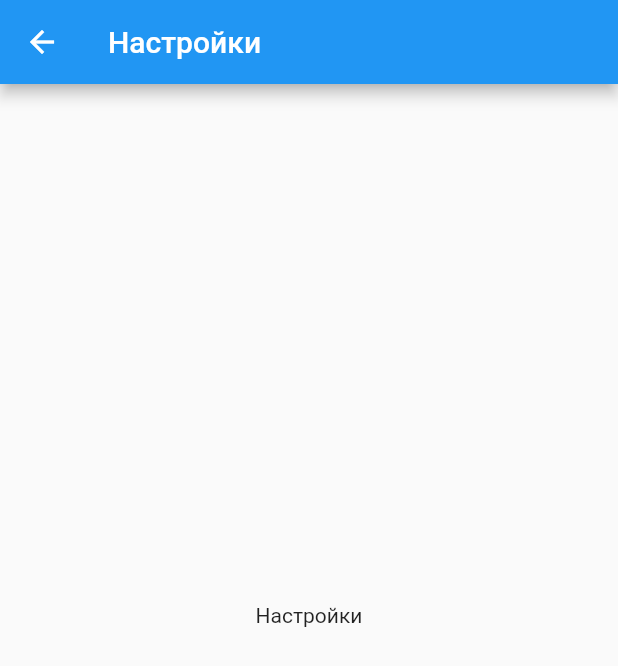
After one commit to PlugFox/archive.router, a Flutter app: the screen it shows after launch, after a tap on the "settings" icon, on a phone screen of 412 x 824 dp. The commit adds this screen. Shown: the top 666 px of the screen. Run offline on Flutter 3.47's test engine with Material 2 defaults, Android fonts, the phone set to English and light mode, and no system bars; missing offline and left inert: a package.

Commit message:
[quickfix] basic example

```diff
--- a/lib/src/common/router/configuration.dart
+++ b/lib/src/common/router/configuration.dart
@@ -1,4 +1,6 @@
 import 'package:flutter/widgets.dart';
+import 'package:l/l.dart';
+import 'package:router/src/common/router/pages.dart';
 
 /// Конфигурация состояния приложения и всех его маршрутов
 @immutable
@@ -16,18 +18,76 @@ abstract class IRouteConfiguration implements RouteInformation {
   String get location;
 
   /// Состояние конфигурации
-  /// Где ключ хэштаблицы - название страницы
+  /// Где ключ хэштаблицы - [AppPage.location] страницы
   /// А значение - хэштаблица состояния страницы
   /// См также [RouteInformation.state]
   @override
-  Map<String, Map<String, Object?>?>? get state;
+  Map<String, Object?>? get state;
+
+  /// Добавить страницу, роут приложения к конфигурации
+  /// выпустив новую конфигурацию на основании текущей
+  IRouteConfiguration add(AppPage page);
 }
 
-abstract class AppConfigurationBase implements IRouteConfiguration {
-  const AppConfigurationBase();
+/// Базовая конфигурация
+abstract class RouteConfigurationBase implements IRouteConfiguration {
+  const RouteConfigurationBase();
+
+  @override
+  bool get isRoot => previous != null;
+
+  @override
+  IRouteConfiguration? get previous {
+    IRouteConfiguration? getPrevious() {
+      if (location == '/' || location.isEmpty) return null;
+      try {
+        final uri = Uri.parse(location);
+        final pathSegments = uri.pathSegments;
+        if (pathSegments.length == 1) {
+          return const HomeRouteConfiguration();
+        }
+        final newLocation = pathSegments.sublist(0, pathSegments.length - 1).join('/');
+        final newState = state;
+        if (newState != null) {
+          newState.remove(pathSegments.last);
+        }
+        return DynamicRouteConfiguration(
+          newLocation,
+          newState,
+        );
+      } on Object {
+        return null;
+      }
+    }
+
+    final prev = getPrevious();
+    l.v6('RouteConfiguration.previous => ${prev?.location ?? '<null>'}');
+    return prev;
+  }
+
+  @override
+  IRouteConfiguration add(AppPage page) {
+    if (page.location.isEmpty) return this;
+    final arguments = page.arguments;
+    final newLocation = location.endsWith('/') ? '$location${page.location}' : '$location/${page.location}';
+    if (arguments is Map<String, Object?> || state != null) {
+      return DynamicRouteConfiguration(
+        newLocation,
+        <String, Object?>{
+          ...?state,
+          if (arguments is Object) page.location: arguments,
+        },
+      );
+    }
+    return DynamicRouteConfiguration(newLocation);
+  }
+
+  @override
+  String toString() => 'RouteConfiguration($location)';
 }
 
-class HomeRouteConfiguration extends AppConfigurationBase {
+/// Презет конфигурации домашнего, корневого роута
+class HomeRouteConfiguration extends RouteConfigurationBase {
   const HomeRouteConfiguration();
 
   @override
@@ -40,10 +100,11 @@ class HomeRouteConfiguration extends AppConfigurationBase {
   String get location => '/';
 
   @override
-  Map<String, Map<String, Object?>?>? get state => <String, Map<String, Object?>?>{};
+  Map<String, Object?>? get state => <String, Object?>{};
 }
 
-class NotFoundRouteConfiguration extends AppConfigurationBase {
+/// Конфигурация описывающая отсутсвующий контент
+class NotFoundRouteConfiguration extends RouteConfigurationBase {
   const NotFoundRouteConfiguration();
 
   @override
@@ -56,38 +117,17 @@ class NotFoundRouteConfiguration extends AppConfigurationBase {
   String get location => '/404';
 
   @override
-  Map<String, Map<String, Object?>?>? get state => <String, Map<String, Object?>?>{};
+  Map<String, Object?>? get state => <String, Object?>{};
 }
 
-class DynamicRouteConfiguration extends AppConfigurationBase {
+/// Динамическая конфигурация, получаемая путем преобразования заданных презетов
+/// или при изменении конфигурации на платформе
+class DynamicRouteConfiguration extends RouteConfigurationBase {
   const DynamicRouteConfiguration(this.location, [this.state]);
-
-  @override
-  bool get isRoot => previous != null;
-
-  @override
-  IRouteConfiguration? get previous {
-    if (location == '/') return null;
-    try {
-      final uri = Uri.parse(location);
-      final pathSegments = uri.pathSegments;
-      final newLocation = pathSegments.sublist(0, pathSegments.length - 1).join('/');
-      final newState = state;
-      if (newState != null) {
-        newState.remove(pathSegments.last);
-      }
-      return DynamicRouteConfiguration(
-        newLocation,
-        newState,
-      );
-    } on Object {
-      return null;
-    }
-  }
 
   @override
   final String location;
 
   @override
-  final Map<String, Map<String, Object?>?>? state;
+  final Map<String, Object?>? state;
 }
--- a/lib/src/common/router/information_parser.dart
+++ b/lib/src/common/router/information_parser.dart
@@ -1,6 +1,7 @@
 import 'package:flutter/foundation.dart';
 import 'package:flutter/widgets.dart';
 import 'package:l/l.dart';
+import 'package:path/path.dart' as p;
 import 'package:router/src/common/router/configuration.dart';
 
 class AppRouteInformationParser = RouteInformationParser<IRouteConfiguration>
@@ -10,8 +11,11 @@ mixin _RestoreRouteInformationMixin on RouteInformationParser<IRouteConfiguratio
   @override
   RouteInformation? restoreRouteInformation(IRouteConfiguration configuration) {
     try {
-      l.v6('restoreRouteInformation(${configuration.location})');
-      return configuration;
+      l.v6('RouteInformationParser.restoreRouteInformation(${configuration.location})');
+      return RouteInformation(
+        location: p.normalize(p.join('/', configuration.location)),
+        state: configuration.state,
+      );
     } on Object catch (error) {
       l.e('Ошибка навигации restoreRouteInformation: $error');
       return const RouteInformation(location: '/');
@@ -23,9 +27,9 @@ mixin _ParseRouteInformationMixin on RouteInformationParser<IRouteConfiguration>
   @override
   Future<IRouteConfiguration> parseRouteInformation(RouteInformation routeInformation) {
     try {
-      l.v6('parseRouteInformation(${routeInformation.location})');
+      l.v6('RouteInformationParser.parseRouteInformation(${routeInformation.location})');
       if (routeInformation is IRouteConfiguration) return SynchronousFuture<IRouteConfiguration>(routeInformation);
-      final location = routeInformation.location ?? '/';
+      final location = p.normalize(p.join('/', routeInformation.location));
       var state = routeInformation.state;
       if (state is! Map<String, Map<String, Object?>?>?) {
         state = null;
--- a/lib/src/common/router/pages_builder.dart
+++ b/lib/src/common/router/pages_builder.dart
@@ -8,7 +8,7 @@ import 'package:router/src/common/router/pages.dart';
 /// Также сокращает или перенаправляет недоступные роуты в текущем контексте
 /// {@endtemplate}
 @immutable
-class PagesBuilder extends StatelessWidget {
+class PagesBuilder extends StatefulWidget {
   /// {@macro pages_builder.PagesBuilder}
   const PagesBuilder({
     required final this.configuration,
@@ -29,32 +29,62 @@ class PagesBuilder extends StatelessWidget {
     IRouteConfiguration configuration,
   ) {
     final segments = Uri.parse(configuration.location).pathSegments;
-    final state = Map<String, Map<String, Object?>?>.of(
-      configuration.state ?? <String, Map<String, Object?>?>{},
+    final state = Map<String, Object?>.of(
+      configuration.state ?? <String, Object?>{},
     );
     final home = HomePage();
     final pages = <String, AppPage<Object?>>{
-      home.path: home,
+      home.location: home,
     };
     for (final path in segments) {
       try {
         if (path.isEmpty) continue;
         final page = AppPage.fromPath(
-          path: path,
+          location: path,
           arguments: state.remove(path),
         );
-        pages[page.path] = page;
+        pages[page.location] = page;
       } on Object catch (err) {
         l.w('Ошибка разбора роута "$path": $err');
       }
     }
+    l.v6('PagesBuilder.buildAndReduce(ctx, $configuration) => [${pages.keys.join(',')}]');
     return pages.values.toList(growable: false);
   }
 
   @override
-  Widget build(BuildContext context) => builder(
+  State<PagesBuilder> createState() => _PagesBuilderState();
+}
+
+class _PagesBuilderState extends State<PagesBuilder> {
+  late IRouteConfiguration? configuration;
+  List<AppPage<Object?>> pages = <AppPage<Object?>>[];
+
+  //region Lifecycle
+  @override
+  void initState() {
+    super.initState();
+    _preparePages();
+  }
+
+  @override
+  void didUpdateWidget(PagesBuilder oldWidget) {
+    super.didUpdateWidget(oldWidget);
+    if (configuration?.location != widget.configuration.location) {
+      _preparePages();
+    }
+  }
+
+  void _preparePages() {
+    configuration = widget.configuration;
+    pages = PagesBuilder.buildAndReduce(context, widget.configuration);
+  }
+  //endregion
+
+  @override
+  Widget build(BuildContext context) => widget.builder(
         context,
-        buildAndReduce(context, configuration),
-        child,
+        pages,
+        widget.child,
       );
 }
--- a/lib/src/common/router/router.dart
+++ b/lib/src/common/router/router.dart
@@ -9,6 +9,7 @@ import 'package:router/src/common/router/router_delegate.dart';
 
 typedef NavigateCallback = IRouteConfiguration Function(IRouteConfiguration configuration);
 
+/// Скоуп для управления роутингом и навигацией приложения
 @immutable
 class AppRouter extends InheritedNotifier {
   const AppRouter({
@@ -69,12 +70,18 @@ class AppRouter extends InheritedNotifier {
   static Future<bool> maybePop<T extends Object?>(
     BuildContext context, [
     T? result,
-  ]) =>
-      navigatorOf(context)?.maybePop<T>(result) ?? Future<bool>.value(false);
+  ]) {
+    l.i('Попробуем вернуться к предидущему роуту');
+    return navigatorOf(context)?.maybePop<T>(result) ?? Future<bool>.value(false);
+  }
 
   /// Обновить конфигурацию роутера и перейти на новую страницу
   /// См также [Router.neglect], [Router.navigate]
-  static void navigate(BuildContext context, NavigateCallback callback, {NavigateMode mode = NavigateMode.neglect}) {
+  static void navigate(
+    BuildContext context,
+    NavigateCallback callback, {
+    NavigateMode mode = NavigateMode.auto,
+  }) {
     final delegate = of(context, listen: false).router;
     switch (mode) {
       case NavigateMode.force:
@@ -106,10 +113,17 @@ class AppRouter extends InheritedNotifier {
 
   /// Обновить конфигурацию роутера и перейти на новую страницу
   /// См также [RouterDelegate.popRoute]
-  static Future<bool> pop(BuildContext context) => of(context, listen: false).router.popRoute();
+  static Future<bool> pop(BuildContext context) {
+    l.i('Вернемся к предидущему роуту');
+    return of(context, listen: false).router.popRoute();
+  }
 
   /// Перейти на начальную страницу
-  static void goHome<T extends Object?>(BuildContext context, {NavigateMode mode = NavigateMode.auto}) => navigate(
+  static void goHome<T extends Object?>(
+    BuildContext context, {
+    NavigateMode mode = NavigateMode.auto,
+  }) =>
+      navigate(
         context,
         (_) => const HomeRouteConfiguration(),
         mode: mode,
@@ -128,8 +142,9 @@ class AppRouter extends InheritedNotifier {
     BuildContext context,
     WidgetBuilder builder, {
     Object? arguments,
-  }) =>
-      navigatorOf(context)?.push<T>(
+  }) {
+    l.i('Перейдем на новый анонимный роут');
+    return navigatorOf(context)?.push<T>(
           MaterialPageRoute<T>(
             builder: builder,
             settings: RouteSettings(
@@ -138,6 +153,7 @@ class AppRouter extends InheritedNotifier {
           ),
         ) ??
         Future<T?>.value(null);
+  }
 
   /// Отобразить диалог от [AppRouter]
   /// См также [showDialog]
@@ -146,6 +162,7 @@ class AppRouter extends InheritedNotifier {
     WidgetBuilder builder, {
     RouteSettings? routeSettings,
   }) {
+    l.i('Отобразим ModalDialog');
     final navigator = navigatorOf(context);
     if (navigator == null) return Future<T?>.value(null);
     return showDialog<T>(
@@ -172,8 +189,9 @@ class AppRouter extends InheritedNotifier {
     bool isDismissible = true,
     bool enableDrag = true,
     RouteSettings? routeSettings,
-  }) =>
-      showModalBottomSheet<T>(
+  }) {
+    l.i('Отобразим ModalBottomSheet');
+    return showModalBottomSheet<T>(
       context: navigatorOf(context)!.context,
       builder: builder,
       backgroundColor: backgroundColor,
@@ -187,6 +205,7 @@ class AppRouter extends InheritedNotifier {
       //routeSettings: routeSettings,
     );
   }
+}
 
 /// Управляет режимом навигации [AppRouter.navigate]
 enum NavigateMode {
--- /dev/null
+++ b/lib/src/common/widget/app_material_context.dart
@@ -0,0 +1,28 @@
+import 'package:flutter/material.dart';
+import 'package:router/src/common/router/information_parser.dart';
+import 'package:router/src/common/router/information_provider.dart';
+import 'package:router/src/common/router/router_delegate.dart';
+
+@immutable
+class AppMaterialContext extends StatefulWidget {
+  const AppMaterialContext({
+    final Key? key,
+  }) : super(key: key);
+
+  @override
+  State<AppMaterialContext> createState() => _AppMaterialContextState();
+}
+
+class _AppMaterialContextState extends State<AppMaterialContext> {
+  final RouteInformationParser<IRouteConfiguration> _routeInformationParser = const AppRouteInformationParser();
+  final PlatformRouteInformationProvider _routeInformationProvider = AppRouteInformationProvider();
+  final RouterDelegate<IRouteConfiguration> _routerDelegate = AppRouterDelegate();
+
+  @override
+  Widget build(final BuildContext context) => MaterialApp.router(
+        onGenerateTitle: (final context) => 'Демонстрация роутинга',
+        routerDelegate: _routerDelegate,
+        routeInformationParser: _routeInformationParser,
+        routeInformationProvider: _routeInformationProvider,
+      );
+}
--- /dev/null
+++ b/lib/src/feature/home/widget/home_screen.dart
@@ -0,0 +1,39 @@
+import 'package:flutter/material.dart';
+import 'package:router/src/common/router/pages.dart';
+import 'package:router/src/common/router/router.dart';
+
+@immutable
+class HomeScreen extends StatelessWidget {
+  const HomeScreen({Key? key}) : super(key: key);
+
+  @override
+  Widget build(BuildContext context) => Scaffold(
+        appBar: AppBar(
+          title: const Text('Демонстрация роутинга'),
+          actions: <Widget>[
+            IconButton(
+              icon: const Icon(Icons.settings),
+              onPressed: () => AppRouter.navigate(context, (configuration) => configuration.add(SettingsPage())),
+            ),
+          ],
+        ),
+        body: SafeArea(
+          child: Center(
+            child: Column(
+              mainAxisSize: MainAxisSize.min,
+              mainAxisAlignment: MainAxisAlignment.center,
+              crossAxisAlignment: CrossAxisAlignment.center,
+              children: const <Widget>[
+                SizedBox(
+                  height: 75,
+                  child: Text(
+                    'Домашний экран',
+                    overflow: TextOverflow.ellipsis,
+                  ),
+                ),
+              ],
+            ),
+          ),
+        ),
+      );
+}
--- /dev/null
+++ b/lib/src/feature/settings/widget/settings_screen.dart
@@ -0,0 +1,37 @@
+import 'package:flutter/material.dart';
+import 'package:router/src/common/router/router.dart';
+
+@immutable
+class SettingsScreen extends StatelessWidget {
+  const SettingsScreen({Key? key}) : super(key: key);
+
+  void pop(BuildContext context) => AppRouter.canPop(context) ? AppRouter.maybePop(context) : AppRouter.goHome(context);
+
+  @override
+  Widget build(BuildContext context) => Scaffold(
+        appBar: AppBar(
+          leading: BackButton(
+            onPressed: () => pop(context),
+          ),
+          title: const Text('Настройки'),
+        ),
+        body: SafeArea(
+          child: Center(
+            child: Column(
+              mainAxisSize: MainAxisSize.min,
+              mainAxisAlignment: MainAxisAlignment.center,
+              crossAxisAlignment: CrossAxisAlignment.center,
+              children: const <Widget>[
+                SizedBox(
+                  height: 75,
+                  child: Text(
+                    'Настройки',
+                    overflow: TextOverflow.ellipsis,
+                  ),
+                ),
+              ],
+            ),
+          ),
+        ),
+      );
+}
--- a/pubspec.yaml
+++ b/pubspec.yaml
@@ -19,6 +19,7 @@ dependencies:
   shared_preferences: ^2.0.5
 
   # Utility & Helpers
+  path: ^1.8.0
   multiline: ^3.0.0
   collection: ^1.15.0
   platform_info: ^3.1.0
```
Also changed, not shown: lib/src/app.dart (+2 -10 lines), lib/src/common/router/information_provider.dart (+39 -3 lines), lib/src/common/router/pages.dart (+40 -22 lines), lib/src/common/router/router_delegate.dart (+29 -3 lines), lib/src/common/router/transition_delegate.dart (deleted, +0 -81 lines), 2 other files. Lines whose indentation alone changed are shown as unchanged.
